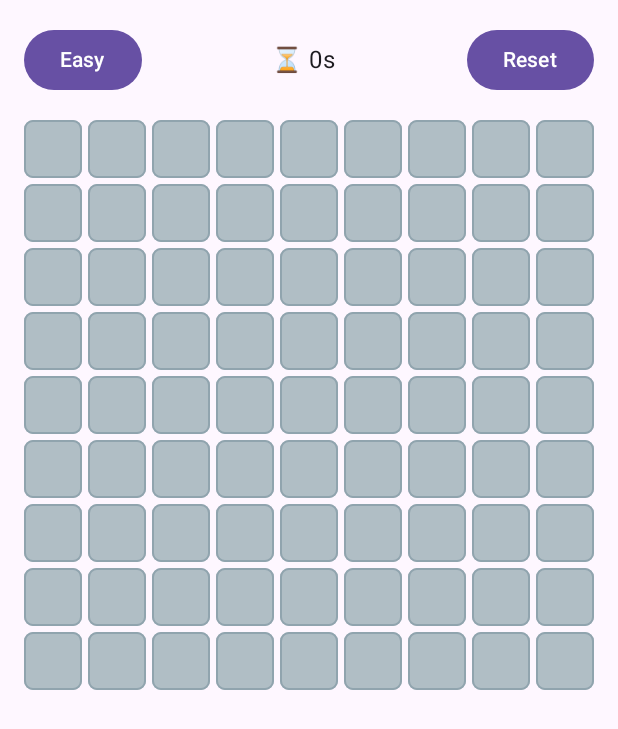
After one commit to pekomon/Compose-Multiplatform-Projects, an Android app built with Jetpack Compose: the composable GameScreen shown on its own in the app's theme, on a phone screen of 412 x 824 dp. The commit adds this screen. Shown: the top 729 px of the screen. Run offline under Robolectric (Android 15) with nearby library versions, the light colour scheme and no system bars.

Commit message:
feat(minesweeper): integrate GameScreen in entry points

```diff
--- /dev/null
+++ b/Minesweeper/composeApp/src/commonMain/kotlin/com/example/pekomon/minesweeper/ui/GameScreen.kt
@@ -0,0 +1,289 @@
+package com.example.pekomon.minesweeper.ui
+
+import androidx.compose.foundation.ExperimentalFoundationApi
+import androidx.compose.foundation.background
+import androidx.compose.foundation.border
+import androidx.compose.foundation.gestures.detectTapGestures
+import androidx.compose.foundation.layout.Arrangement
+import androidx.compose.foundation.layout.Box
+import androidx.compose.foundation.layout.Column
+import androidx.compose.foundation.layout.Row
+import androidx.compose.foundation.layout.Spacer
+import androidx.compose.foundation.layout.aspectRatio
+import androidx.compose.foundation.layout.fillMaxSize
+import androidx.compose.foundation.layout.fillMaxWidth
+import androidx.compose.foundation.layout.height
+import androidx.compose.foundation.layout.padding
+import androidx.compose.foundation.lazy.grid.GridCells
+import androidx.compose.foundation.lazy.grid.LazyVerticalGrid
+import androidx.compose.foundation.lazy.grid.items
+import androidx.compose.foundation.shape.RoundedCornerShape
+import androidx.compose.material3.Button
+import androidx.compose.material3.DropdownMenu
+import androidx.compose.material3.DropdownMenuItem
+import androidx.compose.material3.MaterialTheme
+import androidx.compose.material3.Surface
+import androidx.compose.material3.Text
+import androidx.compose.runtime.Composable
+import androidx.compose.runtime.LaunchedEffect
+import androidx.compose.runtime.getValue
+import androidx.compose.runtime.mutableStateOf
+import androidx.compose.runtime.remember
+import androidx.compose.runtime.rememberUpdatedState
+import androidx.compose.runtime.setValue
+import androidx.compose.ui.Alignment
+import androidx.compose.ui.Modifier
+import androidx.compose.ui.input.pointer.PointerEventType
+import androidx.compose.ui.input.pointer.awaitPointerEventScope
+import androidx.compose.ui.input.pointer.pointerInput
+import androidx.compose.ui.text.font.FontWeight
+import androidx.compose.ui.unit.Dp
+import androidx.compose.ui.unit.dp
+import com.example.pekomon.minesweeper.game.Board
+import com.example.pekomon.minesweeper.game.Cell
+import com.example.pekomon.minesweeper.game.CellState
+import com.example.pekomon.minesweeper.game.Difficulty
+import com.example.pekomon.minesweeper.game.GameApi
+import com.example.pekomon.minesweeper.game.GameStatus
+import kotlinx.coroutines.delay
+
+@Composable
+fun GameScreen(modifier: Modifier = Modifier) {
+    val api = remember { GameApi(Difficulty.EASY) }
+    var difficulty by remember { mutableStateOf(Difficulty.EASY) }
+    var board by remember { mutableStateOf(api.board) }
+    var elapsedSeconds by remember { mutableStateOf(0) }
+    var timerRunning by remember { mutableStateOf(false) }
+    var difficultyMenuExpanded by remember { mutableStateOf(false) }
+
+    fun refreshBoard() {
+        board = api.board
+    }
+
+    fun resetGame(newDifficulty: Difficulty = difficulty) {
+        api.reset(newDifficulty)
+        board = api.board
+        difficulty = newDifficulty
+        elapsedSeconds = 0
+        timerRunning = false
+    }
+
+    val statusEmoji = when (board.status) {
+        GameStatus.IN_PROGRESS -> "⏳"
+        GameStatus.WON -> "🏆"
+        GameStatus.LOST -> "💥"
+    }
+
+    LaunchedEffect(board.status, board.revealedCount) {
+        when {
+            board.status != GameStatus.IN_PROGRESS -> timerRunning = false
+            board.revealedCount == 0 -> {
+                elapsedSeconds = 0
+                timerRunning = false
+            }
+            else -> timerRunning = true
+        }
+    }
+
+    LaunchedEffect(timerRunning) {
+        while (timerRunning) {
+            delay(1000)
+            elapsedSeconds += 1
+        }
+    }
+
+    MaterialTheme {
+        Surface(modifier = modifier.fillMaxSize()) {
+            Column(
+                modifier = Modifier
+                    .fillMaxSize()
+                    .background(MaterialTheme.colorScheme.background)
+                    .padding(16.dp),
+            ) {
+                TopBar(
+                    difficulty = difficulty,
+                    onDifficultyClick = { difficultyMenuExpanded = true },
+                    difficultyMenuExpanded = difficultyMenuExpanded,
+                    onDifficultyDismiss = { difficultyMenuExpanded = false },
+                    onDifficultySelected = {
+                        difficultyMenuExpanded = false
+                        resetGame(it)
+                    },
+                    onReset = { resetGame(difficulty) },
+                    elapsedSeconds = elapsedSeconds,
+                    statusEmoji = statusEmoji,
+                )
+
+                Spacer(modifier = Modifier.height(16.dp))
+
+                BoardView(
+                    board = board,
+                    onReveal = { x, y ->
+                        if (board.status == GameStatus.IN_PROGRESS) {
+                            api.onReveal(x, y)
+                            refreshBoard()
+                        }
+                    },
+                    onToggleFlag = { x, y ->
+                        if (board.status == GameStatus.IN_PROGRESS) {
+                            api.onToggleFlag(x, y)
+                            refreshBoard()
+                        }
+                    },
+                    modifier = Modifier
+                        .fillMaxWidth()
+                        .weight(1f, fill = true),
+                    cellSpacing = 4.dp,
+                )
+            }
+        }
+    }
+}
+
+@Composable
+private fun TopBar(
+    difficulty: Difficulty,
+    onDifficultyClick: () -> Unit,
+    difficultyMenuExpanded: Boolean,
+    onDifficultyDismiss: () -> Unit,
+    onDifficultySelected: (Difficulty) -> Unit,
+    onReset: () -> Unit,
+    elapsedSeconds: Int,
+    statusEmoji: String,
+    modifier: Modifier = Modifier,
+) {
+    val difficulties = remember { Difficulty.values().toList() }
+    Row(
+        modifier = modifier.fillMaxWidth(),
+        horizontalArrangement = Arrangement.SpaceBetween,
+        verticalAlignment = Alignment.CenterVertically,
+    ) {
+        Box {
+            Button(onClick = onDifficultyClick) {
+                Text(text = difficulty.toDisplayName())
+            }
+            DropdownMenu(
+                expanded = difficultyMenuExpanded,
+                onDismissRequest = onDifficultyDismiss,
+            ) {
+                difficulties.forEach { option ->
+                    DropdownMenuItem(
+                        text = { Text(option.toDisplayName()) },
+                        onClick = { onDifficultySelected(option) },
+                    )
+                }
+            }
+        }
+
+        Text(text = "$statusEmoji ${elapsedSeconds}s")
+
+        Button(onClick = onReset) {
+            Text(text = "Reset")
+        }
+    }
+}
+
+@OptIn(ExperimentalFoundationApi::class)
+@Composable
+private fun BoardView(
+    board: Board,
+    onReveal: (Int, Int) -> Unit,
+    onToggleFlag: (Int, Int) -> Unit,
+    modifier: Modifier = Modifier,
+    cellSpacing: Dp = 2.dp,
+) {
+    LazyVerticalGrid(
+        columns = GridCells.Fixed(board.width),
+        modifier = modifier,
+        verticalArrangement = Arrangement.spacedBy(cellSpacing),
+        horizontalArrangement = Arrangement.spacedBy(cellSpacing),
+    ) {
+        items(board.cells, key = { it.y * board.width + it.x }) { cell ->
+            CellView(
+                cell = cell,
+                onReveal = { onReveal(cell.x, cell.y) },
+                onToggleFlag = { onToggleFlag(cell.x, cell.y) },
+                boardStatus = board.status,
+            )
+        }
+    }
+}
+
+@OptIn(ExperimentalFoundationApi::class)
+@Composable
+private fun CellView(
+    cell: Cell,
+    onReveal: () -> Unit,
+    onToggleFlag: () -> Unit,
+    boardStatus: GameStatus,
+    modifier: Modifier = Modifier,
+) {
+    val cornerRadius = 6.dp
+    val updatedReveal by rememberUpdatedState(onReveal)
+    val updatedToggle by rememberUpdatedState(onToggleFlag)
+    val backgroundColor = when (cell.state) {
+        CellState.HIDDEN -> HiddenCellColor
+        CellState.REVEALED -> RevealedCellColor
+        CellState.FLAGGED -> FlaggedCellColor
+    }
+    val textColor = when {
+        cell.state == CellState.REVEALED && cell.isMine -> MaterialTheme.colorScheme.error
+        cell.state == CellState.REVEALED && cell.adjacentMines > 0 -> numberColor(cell.adjacentMines)
+        else -> MaterialTheme.colorScheme.onSurface
+    }
+    val content = when {
+        cell.state == CellState.FLAGGED -> "🚩"
+        cell.state == CellState.REVEALED && cell.isMine -> "💣"
+        cell.state == CellState.REVEALED && cell.adjacentMines > 0 -> cell.adjacentMines.toString()
+        else -> ""
+    }
+    val revealEnabled = boardStatus == GameStatus.IN_PROGRESS && cell.state == CellState.HIDDEN
+
+    Box(
+        modifier = modifier
+            .aspectRatio(1f)
+            .background(backgroundColor, RoundedCornerShape(cornerRadius))
+            .border(1.dp, CellBorderColor, RoundedCornerShape(cornerRadius))
+            .pointerInput(boardStatus, cell.state) {
+                detectTapGestures(
+                    onTap = {
+                        if (revealEnabled) {
+                            updatedReveal()
+                        }
+                    },
+                    onLongPress = {
+                        if (cell.state != CellState.REVEALED) {
+                            updatedToggle()
+                        }
+                    },
+                )
+            }
+            .pointerInput(boardStatus, cell.state) {
+                awaitPointerEventScope {
+                    while (true) {
+                        val event = awaitPointerEvent()
+                        if (event.type == PointerEventType.Press && event.buttons.isSecondaryPressed) {
+                            if (cell.state != CellState.REVEALED) {
+                                updatedToggle()
+                            }
+                        }
+                    }
+                }
+            },
+        contentAlignment = Alignment.Center,
+    ) {
+        if (content.isNotEmpty()) {
+            Text(
+                text = content,
+                color = textColor,
+                fontWeight = if (cell.state == CellState.REVEALED && cell.adjacentMines > 0) FontWeight.Bold else FontWeight.Normal,
+                style = MaterialTheme.typography.bodyMedium,
+            )
+        }
+    }
+}
+
+private fun Difficulty.toDisplayName(): String {
+    val name = name.lowercase()
+    return name.replaceFirstChar { it.titlecase() }
+}
```
Also changed, not shown: Minesweeper/composeApp/src/androidMain/kotlin/com/example/pekomon/minesweeper/MainActivity.kt (+4 -3 lines), Minesweeper/composeApp/src/commonMain/kotlin/com/example/pekomon/minesweeper/App.kt (+2 -21 lines), Minesweeper/composeApp/src/commonMain/kotlin/com/example/pekomon/minesweeper/ui/ThemeExt.kt (added, +21 -0 lines), 3 other files.
